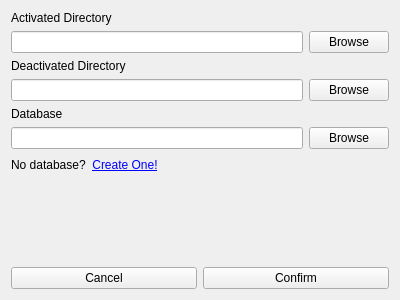
First picture: the form in src/resources/ui/open.ui, repository TUD-IMB/fosKeyMan, before the edit.
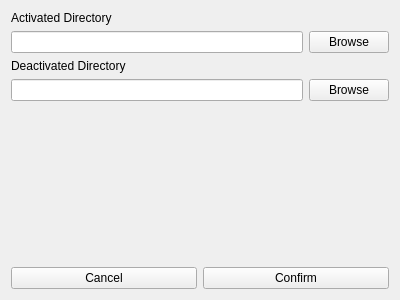
Second picture: the form after the edit.

Commit message: Populate table using metadata.json and remove database-related content.

```diff
--- a/src/resources/ui/open.ui
+++ b/src/resources/ui/open.ui
@@ -82,87 +82,6 @@
      </item>
     </layout>
    </item>
-   <item>
-    <widget class="QLabel" name="label">
-     <property name="toolTip">
-      <string>Select the database file</string>
-     </property>
-     <property name="text">
-      <string>Database</string>
-     </property>
-    </widget>
-   </item>
-   <item>
-    <layout class="QHBoxLayout" name="horizontalLayout">
-     <property name="topMargin">
-      <number>0</number>
-     </property>
-     <item>
-      <widget class="QLineEdit" name="dbLineEdit">
-       <property name="toolTip">
-        <string>Path to database file</string>
-       </property>
-      </widget>
-     </item>
-     <item>
-      <widget class="QPushButton" name="dbBrowseButton">
-       <property name="toolTip">
-        <string>Browse for database file</string>
-       </property>
-       <property name="text">
-        <string>Browse</string>
-       </property>
-      </widget>
-     </item>
-    </layout>
-   </item>
-   <item>
-    <layout class="QHBoxLayout" name="horizontalLayout_5">
-     <property name="bottomMargin">
-      <number>50</number>
-     </property>
-     <item>
-      <widget class="QLabel" name="label_4">
-       <property name="text">
-        <string>No database?</string>
-       </property>
-      </widget>
-     </item>
-     <item>
-      <widget class="QPushButton" name="createOneButton">
-       <property name="styleSheet">
-        <string notr="true">QPushButton {
-    color: blue;
-    border: none;
-    background: none;
-    text-decoration: underline;
-}
-
-QPushButton:hover {
-    color: darkblue;
-}
-</string>
-       </property>
-       <property name="text">
-        <string>Create One!</string>
-       </property>
-      </widget>
-     </item>
-     <item>
-      <spacer name="horizontalSpacer">
-       <property name="orientation">
-        <enum>Qt::Orientation::Horizontal</enum>
-       </property>
-       <property name="sizeHint" stdset="0">
-        <size>
-         <width>40</width>
-         <height>20</height>
-        </size>
-       </property>
-      </spacer>
-     </item>
-    </layout>
-   </item>
    <item>
     <spacer name="verticalSpacer">
      <property name="orientation">
```
The commit also changes 33 other files.
